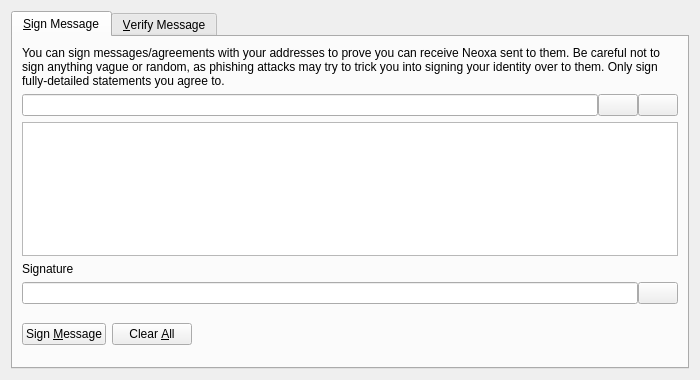
Above: src/qt/forms/signverifymessagedialog.ui from SmartMemeCoin/SMARTMEME-source before the change. Below: the same form after it.
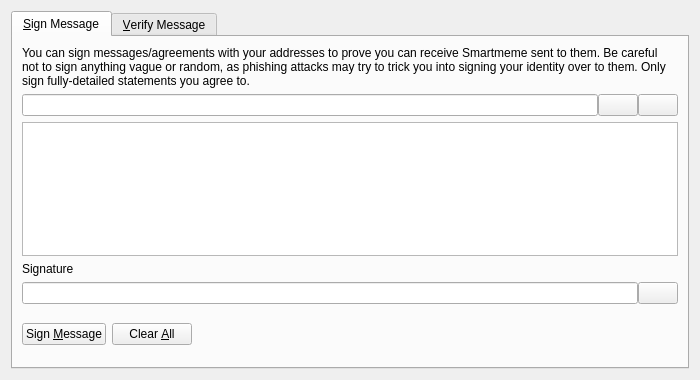
That is the form after the change. Custom widgets are drawn as their Qt base class.

What changed in the file:
```diff
--- a/src/qt/forms/signverifymessagedialog.ui
+++ b/src/qt/forms/signverifymessagedialog.ui
@@ -30,7 +30,7 @@
        <item>
         <widget class="QLabel" name="infoLabel_SM">
          <property name="text">
-          <string>You can sign messages/agreements with your addresses to prove you can receive Neoxa sent to them. Be careful not to sign anything vague or random, as phishing attacks may try to trick you into signing your identity over to them. Only sign fully-detailed statements you agree to.</string>
+          <string>You can sign messages/agreements with your addresses to prove you can receive Smartmeme sent to them. Be careful not to sign anything vague or random, as phishing attacks may try to trick you into signing your identity over to them. Only sign fully-detailed statements you agree to.</string>
          </property>
          <property name="textFormat">
           <enum>Qt::PlainText</enum>
```
Left out of the diff: 8 changed lines with no effect on the pictures.
